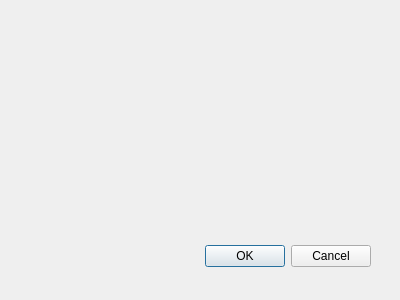
Before: the Qt Designer form src/libengrid/guicreatehexibmesh.ui in enGits/engrid, drawn with Qt 5.
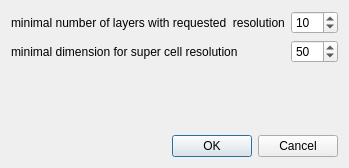
After: the same form once the commit is applied.

Diff of the .ui file:
```diff
--- a/src/libengrid/guicreatehexibmesh.ui
+++ b/src/libengrid/guicreatehexibmesh.ui
@@ -6,29 +6,76 @@
    <rect>
     <x>0</x>
     <y>0</y>
-    <width>400</width>
-    <height>300</height>
+    <width>318</width>
+    <height>168</height>
    </rect>
   </property>
   <property name="windowTitle">
    <string>Dialog</string>
   </property>
-  <widget class="QDialogButtonBox" name="buttonBox">
-   <property name="geometry">
-    <rect>
-     <x>30</x>
-     <y>240</y>
-     <width>341</width>
-     <height>32</height>
-    </rect>
-   </property>
-   <property name="orientation">
-    <enum>Qt::Horizontal</enum>
-   </property>
-   <property name="standardButtons">
-    <set>QDialogButtonBox::Cancel|QDialogButtonBox::Ok</set>
-   </property>
-  </widget>
+  <layout class="QVBoxLayout" name="verticalLayout">
+   <item>
+    <layout class="QFormLayout" name="formLayout">
+     <item row="0" column="0">
+      <widget class="QLabel" name="label">
+       <property name="text">
+        <string>minimal number of layers with requested  resolution</string>
+       </property>
+      </widget>
+     </item>
+     <item row="0" column="1">
+      <widget class="QSpinBox" name="m_SpinBoxMinNumLayers">
+       <property name="value">
+        <number>10</number>
+       </property>
+      </widget>
+     </item>
+     <item row="1" column="1">
+      <widget class="QSpinBox" name="m_SpinBoxMinDim">
+       <property name="minimum">
+        <number>10</number>
+       </property>
+       <property name="maximum">
+        <number>200</number>
+       </property>
+       <property name="value">
+        <number>50</number>
+       </property>
+      </widget>
+     </item>
+     <item row="1" column="0">
+      <widget class="QLabel" name="label_2">
+       <property name="text">
+        <string>minimal dimension for super cell resolution</string>
+       </property>
+      </widget>
+     </item>
+    </layout>
+   </item>
+   <item>
+    <spacer name="verticalSpacer">
+     <property name="orientation">
+      <enum>Qt::Vertical</enum>
+     </property>
+     <property name="sizeHint" stdset="0">
+      <size>
+       <width>20</width>
+       <height>177</height>
+      </size>
+     </property>
+    </spacer>
+   </item>
+   <item>
+    <widget class="QDialogButtonBox" name="buttonBox">
+     <property name="orientation">
+      <enum>Qt::Horizontal</enum>
+     </property>
+     <property name="standardButtons">
+      <set>QDialogButtonBox::Cancel|QDialogButtonBox::Ok</set>
+     </property>
+    </widget>
+   </item>
+  </layout>
  </widget>
  <resources/>
  <connections>
```
